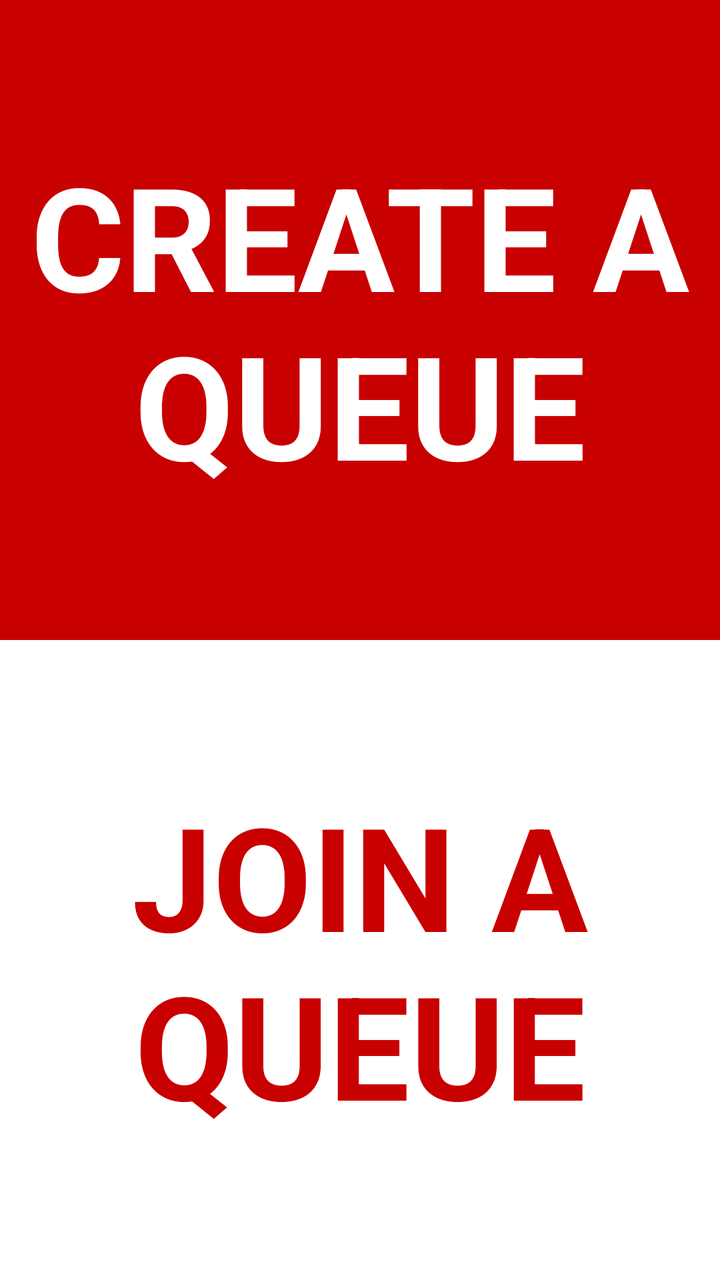
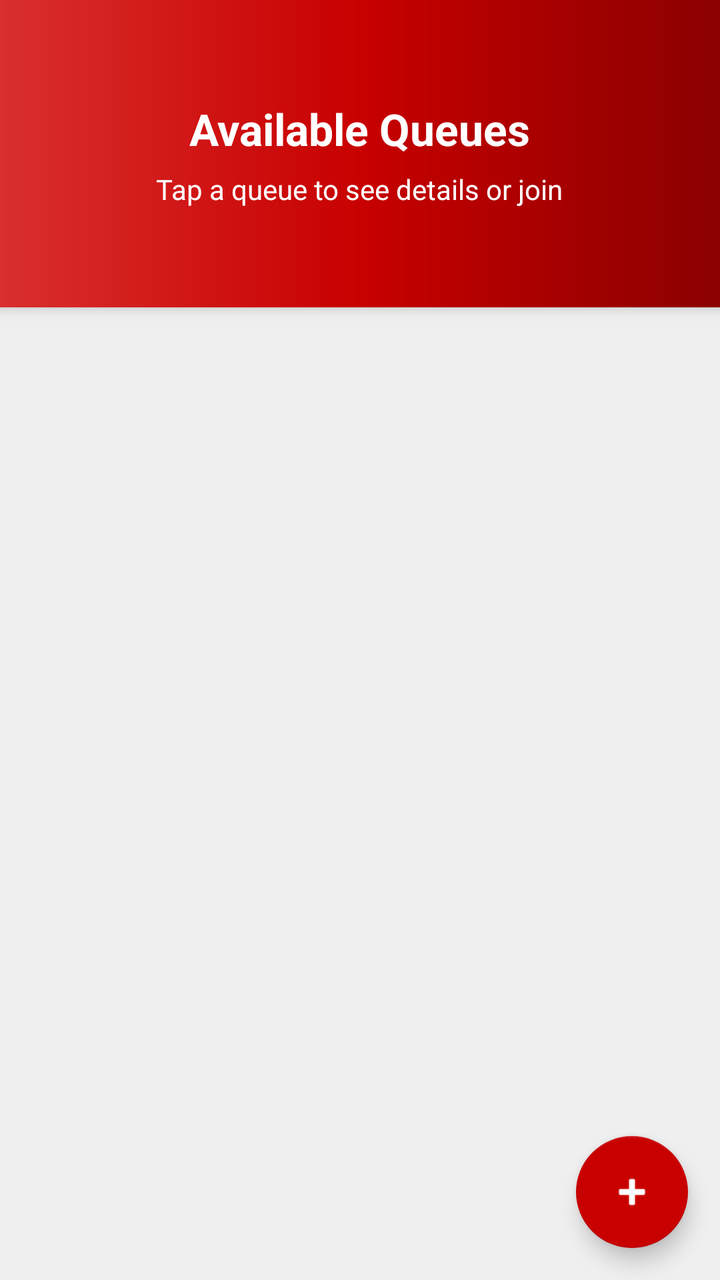

Before-and-after screenshots of an Android layout around one commit, followed by the original layout XML and the change that was made.
<!-- AndroidManifest.xml: application theme Theme.VQueue -->
<!-- res/layout/fragment_home.xml -->
<?xml version="1.0" encoding="utf-8"?>
<LinearLayout xmlns:android="http://schemas.android.com/apk/res/android"
    android:layout_width="match_parent"
    android:layout_height="match_parent"
    android:orientation="vertical">

    
    <LinearLayout
        android:id="@+id/createQueueArea"
        android:layout_width="match_parent"
        android:layout_height="0dp"
        android:layout_weight="1"
        android:background="@color/primary"
        android:clickable="true"
        android:focusable="true"
        android:foreground="?android:attr/selectableItemBackground"
        android:gravity="center"
        android:orientation="vertical">

        <TextView
            android:layout_width="wrap_content"
            android:layout_height="wrap_content"
            android:text="CREATE A QUEUE"
            android:textSize="72dp"
            android:textStyle="bold"
            android:textColor="@color/text_on_primary"
            android:gravity="center" />

    </LinearLayout>

    
    <LinearLayout
        android:id="@+id/joinQueueArea"
        android:layout_width="match_parent"
        android:layout_height="0dp"
        android:layout_weight="1"
        android:background="@color/white"
        android:clickable="true"
        android:focusable="true"
        android:foreground="?android:attr/selectableItemBackground"
        android:gravity="center"
        android:orientation="vertical">

        <TextView
            android:layout_width="wrap_content"
            android:layout_height="wrap_content"
            android:text="JOIN A QUEUE"
            android:textSize="72dp"
            android:textStyle="bold"
            android:textColor="@color/primary"
            android:gravity="center" />

    </LinearLayout>

</LinearLayout>
<!-- resources referenced by this layout -->
<resources>
  <color name="primary">#C80000</color>
  <color name="text_on_primary">#FFFFFFFF</color>
  <color name="white">#FFFFFFFF</color>
  <style name="Theme.VQueue" parent="Theme.MaterialComponents.DayNight.DarkActionBar">
          
          <item name="colorPrimary">@color/primary</item>
          <item name="colorPrimaryVariant">@color/primary_dark</item>
          <item name="colorOnPrimary">@color/text_on_primary</item>
  
          <item name="colorSecondary">@color/accent</item>
          <item name="colorOnSecondary">@color/text_on_primary</item>
  
          
          <item name="android:colorBackground">@color/background_primary</item>
          <item name="colorSurface">@color/surface</item>
          <item name="colorOnSurface">@color/text_primary</item>
  
          
          <item name="android:statusBarColor">@color/primary</item>
      </style>
  <color name="primary_dark">#BB0000</color>
  <color name="accent">#FF03DAC5</color>
  <color name="background_primary">#FFFFFF</color>
  <color name="surface">#FFFFFFFF</color>
  <color name="text_primary">#FF212121</color>
</resources>

<!-- the commit's change to res/layout/fragment_home.xml (unified diff, before → after) -->
@@ -1,55 +1,112 @@
 <?xml version="1.0" encoding="utf-8"?>
-<LinearLayout xmlns:android="http://schemas.android.com/apk/res/android"
+<androidx.coordinatorlayout.widget.CoordinatorLayout xmlns:android="http://schemas.android.com/apk/res/android"
+    xmlns:app="http://schemas.android.com/apk/res-auto"
+    xmlns:tools="http://schemas.android.com/tools"
     android:layout_width="match_parent"
     android:layout_height="match_parent"
-    android:orientation="vertical">
+    android:background="@color/text_hint"
+    tools:context=".fragments.HomeFragment">
+
+    <androidx.constraintlayout.widget.ConstraintLayout
+        android:layout_width="match_parent"
+        android:layout_height="match_parent">
+
+        
+        <androidx.constraintlayout.widget.Guideline
+            android:id="@+id/headerGuide"
+            android:layout_width="wrap_content"
+            android:layout_height="wrap_content"
+            android:orientation="horizontal"
+            app:layout_constraintGuide_percent="0.24" />
+
+        
+        <androidx.constraintlayout.widget.ConstraintLayout
+            android:id="@+id/headerSection"
+            android:layout_width="0dp"
+            android:layout_height="0dp"
+            android:background="@drawable/bg_banner_red"
+            android:elevation="4dp"
+            app:layout_constraintBottom_toTopOf="@id/headerGuide"
+            app:layout_constraintEnd_toEndOf="parent"
+            app:layout_constraintStart_toStartOf="parent"
+            app:layout_constraintTop_toTopOf="parent">
+
+            <LinearLayout
+                android:id="@+id/headerContent"
+                android:layout_width="0dp"
+                android:layout_height="0dp"
+                android:gravity="center"
+                android:orientation="vertical"
+                android:paddingStart="24dp"
+                android:paddingEnd="24dp"
+                app:layout_constraintBottom_toBottomOf="parent"
+                app:layout_constraintEnd_toEndOf="parent"
+                app:layout_constraintStart_toStartOf="parent"
+                app:layout_constraintTop_toTopOf="parent">
+
+                <TextView
+                    android:id="@+id/headerTitle"
+                    android:layout_width="wrap_content"
+                    android:layout_height="wrap_content"
+                    android:text="Available Queues"
+                    android:textColor="?attr/colorOnPrimary"
+                    android:textSize="22sp"
+                    android:textStyle="bold" />
+
+                
+                <TextView
+                    android:id="@+id/statusText"
+                    android:layout_width="wrap_content"
+                    android:layout_height="wrap_content"
+                    android:layout_marginTop="6dp"
+                    android:gravity="center"
+                    android:text="Tap a queue to see details or join"
+                    android:textColor="?attr/colorOnPrimary"
+                    android:textSize="14sp" />
+            </LinearLayout>
+        </androidx.constraintlayout.widget.ConstraintLayout>
+
+        
+        <ProgressBar
+            android:id="@+id/loadingIndicator"
+            style="?android:attr/progressBarStyleHorizontal"
+            android:layout_width="0dp"
+            android:layout_height="wrap_content"
+            android:layout_marginTop="-8dp"
+            android:elevation="5dp"
+            android:indeterminate="true"
+            android:indeterminateTint="@color/primary"
+            android:visibility="gone"
+            app:layout_constraintEnd_toEndOf="parent"
+            app:layout_constraintStart_toStartOf="parent"
+            app:layout_constraintTop_toBottomOf="@id/headerSection"
+            />
+
+        
+        <androidx.recyclerview.widget.RecyclerView
+            android:id="@+id/queuesRecyclerView"
+            android:layout_width="0dp"
+            android:layout_height="0dp"
+            android:clipToPadding="false"
+            android:paddingTop="16dp"
+            android:paddingBottom="80dp"
+            app:layout_constraintBottom_toBottomOf="parent"
+            app:layout_constraintEnd_toEndOf="parent"
+            app:layout_constraintStart_toStartOf="parent"
+            app:layout_constraintTop_toBottomOf="@id/headerSection" />
+
+    </androidx.constraintlayout.widget.ConstraintLayout>
 
     
-    <LinearLayout
-        android:id="@+id/createQueueArea"
-        android:layout_width="match_parent"
-        android:layout_height="0dp"
-        android:layout_weight="1"
-        android:background="@color/primary"
-        android:clickable="true"
-        android:focusable="true"
-        android:foreground="?android:attr/selectableItemBackground"
-        android:gravity="center"
-        android:orientation="vertical">
+    <com.google.android.material.floatingactionbutton.FloatingActionButton
+        android:id="@+id/fabCreateQueue"
+        android:layout_width="wrap_content"
+        android:layout_height="wrap_content"
+        android:layout_gravity="bottom|end"
+        android:layout_margin="16dp"
+        android:contentDescription="Create Queue"
+        app:backgroundTint="@color/primary"
+        app:srcCompat="@android:drawable/ic_input_add"
+        app:tint="@color/text_on_primary" />
 
-        <TextView
-            android:layout_width="wrap_content"
-            android:layout_height="wrap_content"
-            android:text="CREATE A QUEUE"
-            android:textSize="72dp"
-            android:textStyle="bold"
-            android:textColor="@color/text_on_primary"
-            android:gravity="center" />
-
-    </LinearLayout>
-
-    
-    <LinearLayout
-        android:id="@+id/joinQueueArea"
-        android:layout_width="match_parent"
-        android:layout_height="0dp"
-        android:layout_weight="1"
-        android:background="@color/white"
-        android:clickable="true"
-        android:focusable="true"
-        android:foreground="?android:attr/selectableItemBackground"
-        android:gravity="center"
-        android:orientation="vertical">
-
-        <TextView
-            android:layout_width="wrap_content"
-            android:layout_height="wrap_content"
-            android:text="JOIN A QUEUE"
-            android:textSize="72dp"
-            android:textStyle="bold"
-            android:textColor="@color/primary"
-            android:gravity="center" />
-
-    </LinearLayout>
-
-</LinearLayout>
+</androidx.coordinatorlayout.widget.CoordinatorLayout>
<!-- resource entries referenced after the edit -->
@@ -1,13 +1,29 @@
 <!-- resources referenced by this layout -->
 <resources>
   <color name="primary">#C80000</color>
+  <color name="text_hint">#EFEFEF</color>
   <color name="text_on_primary">#FFFFFFFF</color>
-  <color name="white">#FFFFFFFF</color>
+  <!-- drawable bg_banner_red (drawable) -->
+  <?xml version="1.0" encoding="utf-8"?>
+  <shape xmlns:android="http://schemas.android.com/apk/res/android"
+      android:shape="rectangle">
+  
+      <gradient
+          android:type="linear"
+          android:angle="0"
+          android:startColor="#FFDA2F2F"
+          android:centerColor="#FFC80000"
+          android:endColor="#FF8B0000" />
+  
+  </shape>
   <style name="Theme.VQueue" parent="Theme.MaterialComponents.DayNight.DarkActionBar">
+          <item name="windowActionBar">false</item>
+          <item name="windowNoTitle">true</item>
           
           <item name="colorPrimary">@color/primary</item>
           <item name="colorPrimaryVariant">@color/primary_dark</item>
           <item name="colorOnPrimary">@color/text_on_primary</item>
+          <item name="android:textColorSecondary">@color/text_on_primary</item>
   
           <item name="colorSecondary">@color/accent</item>
           <item name="colorOnSecondary">@color/text_on_primary</item>
@@ -19,6 +35,9 @@
   
           
           <item name="android:statusBarColor">@color/primary</item>
+  
+          <item name="cornerFamily">rounded</item>
+          <item name="cornerSize">16dp</item>
       </style>
   <color name="primary_dark">#BB0000</color>
   <color name="accent">#FF03DAC5</color>
